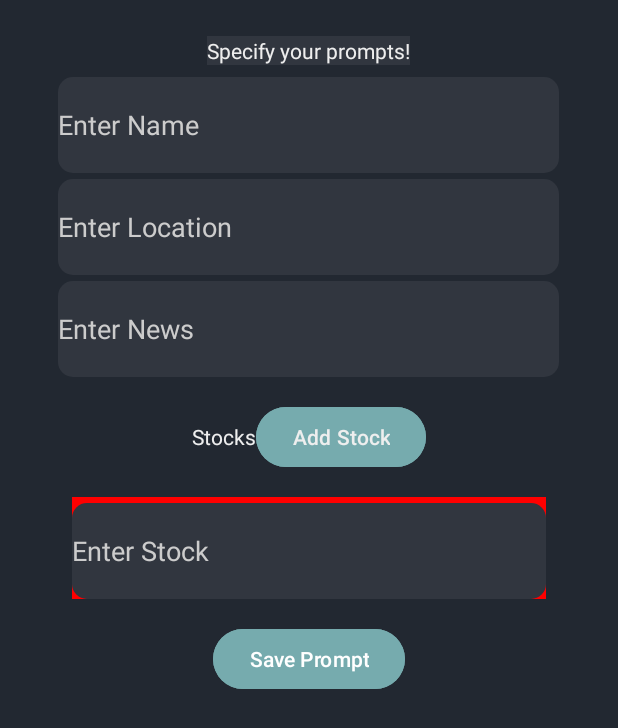
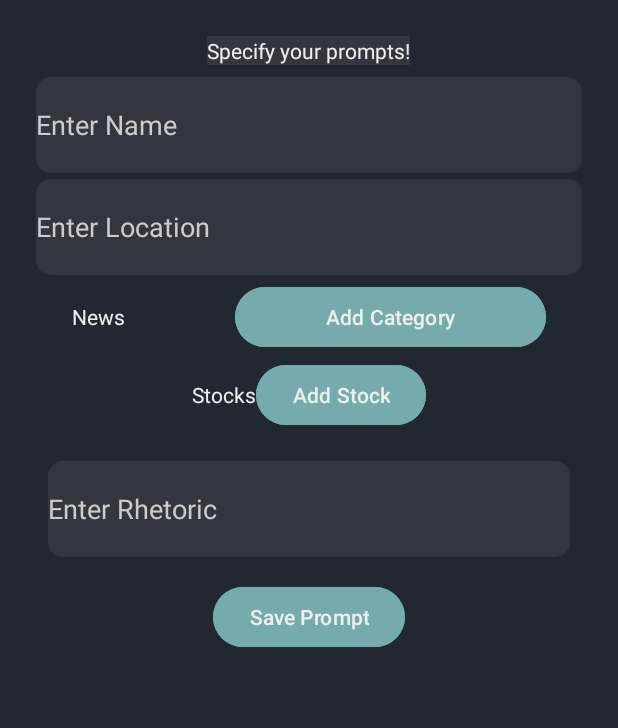
Before and after one commit to nippongun/AI-Assistant-App, an Android app: the AddPromptActivity screen opened directly, with no data from a screen before it, after a tap on "Save Prompt", on a phone screen of 412 x 824 dp. Shown: the top 728 px of the screen. Run offline under Robolectric (Android 15) with nearby library versions, the phone set to English and light mode, and no system bars.

Commit message:
Add JSON Utils, clean AddPromptActivity

```diff
--- a/AiAssistant/app/src/main/java/com/example/aiassistant/AddPromptActivity.kt
+++ b/AiAssistant/app/src/main/java/com/example/aiassistant/AddPromptActivity.kt
@@ -12,34 +12,32 @@ import android.widget.LinearLayout
 import android.widget.Toast
 import androidx.appcompat.app.AppCompatActivity
 import androidx.core.content.ContextCompat
-import org.json.JSONArray
-import org.json.JSONObject
-import java.io.File
-import java.io.FileWriter
 
 class AddPromptActivity : AppCompatActivity() {
-
+    private lateinit var newsContainer: LinearLayout
     private lateinit var stockContainer: LinearLayout
     private var lastAddedViewId: Int = View.NO_ID
-    private var stockTextList = mutableListOf<EditText>()
 
     override fun onCreate(savedInstanceState: Bundle?) {
         super.onCreate(savedInstanceState)
         setContentView(R.layout.activity_add_prompt)
 
         supportActionBar?.setDisplayHomeAsUpEnabled(true)
-
-        stockContainer = findViewById<LinearLayout>(R.id.stock_container)
+        newsContainer = findViewById<LinearLayout>(R.id.newsContainer)
+        stockContainer = findViewById<LinearLayout>(R.id.stockContainer)
         val addStockButton = findViewById<Button>(R.id.addStock)
+        val addNewsButton = findViewById<Button>(R.id.addNewsButton)
 
         val logButton = findViewById<Button>(R.id.logButton)
 
         logButton.setOnClickListener {
             saveToJson()
         }
-        addNewStockRow()
         addStockButton.setOnClickListener(){
             addNewStockRow()
+        }
+        addNewsButton.setOnClickListener(){
+            addNewNewsRow()
         }
     }
 
@@ -76,64 +74,72 @@ class AddPromptActivity : AppCompatActivity() {
         stockContainer.addView(newRow)
         Log.d("AddPromptActivity", "AddedRow: $newRow")
     }
-    private fun getStockEditTexts(): MutableList<EditText> {
-        val stockEditTexts = mutableListOf<EditText>()
+    private fun getStocksStrings(): List<String> {
+        val stockEditTexts = mutableListOf<String>()
 
         for (i in 0 until stockContainer.childCount) {
             val child = stockContainer.getChildAt(i)
             if (child is EditText) {
-                stockEditTexts.add(child)
+                stockEditTexts.add(child.text.toString())
             }
         }
 
         return stockEditTexts
     }
 
-    private fun saveToJson(){
-        val editName = findViewById<EditText>(R.id.editName)
-        val editLocation = findViewById<EditText>(R.id.editLocation)
-        val editNews = findViewById<EditText>(R.id.editNews)
-        stockTextList = getStockEditTexts()
+    private fun getNewsStrings(): List<String> {
+        val newsEditTexts = mutableListOf<String>()
 
-
-        val promptObject = JSONObject()
-        promptObject.put("name", editName.text.toString())
-        promptObject.put("location", editLocation.text.toString())
-
-        val stocksArray = JSONArray()
-        for(editText in stockTextList) {
-            val stockTicker = editText.text.toString().trim()
-            if(stockTicker.isNotEmpty()){
-                stocksArray.put(stockTicker)
+        for (i in 0 until newsContainer.childCount) {
+            val child = newsContainer.getChildAt(i)
+            if (child is EditText) {
+                newsEditTexts.add(child.text.toString())
             }
         }
-        promptObject.put("stocks", stocksArray)
+        return newsEditTexts
+    }
 
-        val newsCategoriesArray = JSONArray()
-        editNews.text.toString().split(",").forEach { category ->
-            val trimmedCategory = category.trim()
-            if (trimmedCategory.isNotEmpty()) {
-                newsCategoriesArray.put(trimmedCategory)
+    private fun addNewNewsRow(){
+        val newRow = EditText(this).apply {
+            val heightInPixels = TypedValue.applyDimension(TypedValue.COMPLEX_UNIT_DIP, 64f, resources.displayMetrics).toInt()
+            layoutParams = LinearLayout.LayoutParams(
+                ViewGroup.LayoutParams.MATCH_PARENT,
+                heightInPixels
+            ).apply {
+                val marginInPixels = TypedValue.applyDimension(
+                    TypedValue.COMPLEX_UNIT_DIP, 4f, resources.displayMetrics
+                ).toInt()
+                setMargins(0,marginInPixels,0,0)
             }
+            hint = "Enter News"
+            setEms(10)
+            background = ContextCompat.getDrawable(context,R.drawable.roundstyle)
+            backgroundTintList = ContextCompat.getColorStateList(context, R.color.element)
+            setTextColor(ContextCompat.getColor(context, R.color.text_color))
+            setHintTextColor(ContextCompat.getColor(context, R.color.gray_hint))
         }
-        promptObject.put("news_categories", newsCategoriesArray)
+        newsContainer.addView(newRow)
+        Log.d("AddPromptActivity", "AddedRow: $newRow")
+    }
 
-        val promptsArray = JSONArray()
-        promptsArray.put(promptObject)
+    private fun saveToJson(){
 
-        val jsonObject = JSONObject()
-        jsonObject.put("prompts", promptsArray)
+        val prompt: Prompt = Prompt(
+            name = findViewById<EditText>(R.id.editName).text.toString(),
+            location = findViewById<EditText>(R.id.editLocation).text.toString(),
+            stocks = getStocksStrings(),
+            news = getNewsStrings(),
+            rhetoric = findViewById<EditText>(R.id.editRhetoric).text.toString()
+        )
+        try {
+            Utils.appendPromptToJson(this,prompt)
+            Toast.makeText(this, "Prompt saved!", Toast.LENGTH_LONG).show()
+        } catch (e: Exception){
+            Toast.makeText(this,
+                "Error saving prompt: ${e.message}",
+                android.widget.Toast.LENGTH_LONG).show()
+        }
 
-        try {
-            val file = File(getExternalFilesDir(null), "prompts.json")
-            FileWriter(file).use {writer ->
-                writer.write(jsonObject.toString(2))
-            }
-            Toast.makeText(this, "Prompt saved!", Toast.LENGTH_LONG).show()
-        } catch (e: Exception) {
-            e.printStackTrace()
-            Toast.makeText(this, "Error saving prompt: ${e.message}", Toast.LENGTH_LONG).show()
 
     }
 }
-}
--- /dev/null
+++ b/AiAssistant/app/src/main/java/com/example/aiassistant/Prompt.kt
@@ -0,0 +1,13 @@
+package com.example.aiassistant
+
+data class PromptData(
+    val prompts: List<Prompt>
+)
+
+data class Prompt(
+    val name: String,
+    val location: String,
+    val stocks: List<String>,
+    val news: List<String>,
+    val rhetoric: String
+)
--- a/AiAssistant/app/src/main/java/com/example/aiassistant/PromptHandler.kt
+++ /dev/null
@@ -1,4 +0,0 @@
-package com.example.aiassistant
-
-class PromptHandler {
-}
--- a/AiAssistant/app/src/main/res/layout/activity_add_prompt.xml
+++ b/AiAssistant/app/src/main/res/layout/activity_add_prompt.xml
@@ -15,11 +15,11 @@
 
         <EditText
             android:id="@+id/editLocation"
-            android:layout_width="334dp"
+            android:layout_width="0dp"
             android:layout_height="64dp"
-            android:layout_marginStart="32dp"
+            android:layout_marginStart="8dp"
             android:layout_marginTop="4dp"
-            android:layout_marginEnd="32dp"
+            android:layout_marginEnd="8dp"
             android:background="@drawable/roundstyle"
             android:backgroundTint="@color/element"
             android:ems="10"
@@ -35,11 +35,11 @@
 
         <EditText
             android:id="@+id/editName"
-            android:layout_width="334dp"
+            android:layout_width="0dp"
             android:layout_height="64dp"
-            android:layout_marginStart="32dp"
+            android:layout_marginStart="8dp"
             android:layout_marginTop="8dp"
-            android:layout_marginEnd="32dp"
+            android:layout_marginEnd="8dp"
             android:autofillHints="your name"
             android:background="@drawable/roundstyle"
             android:backgroundTint="@color/element"
@@ -53,26 +53,6 @@
             app:layout_constraintHorizontal_bias="0.526"
             app:layout_constraintStart_toStartOf="parent"
             app:layout_constraintTop_toBottomOf="@+id/textview_first" />
-
-        <EditText
-            android:id="@+id/editNews"
-            android:layout_width="334dp"
-            android:layout_height="64dp"
-            android:layout_marginStart="32dp"
-            android:layout_marginTop="4dp"
-            android:layout_marginEnd="32dp"
-            android:background="@drawable/roundstyle"
-            android:backgroundTint="@color/element"
-            android:ems="10"
-            android:hint="Enter News"
-            android:importantForAutofill="no"
-            android:inputType="text"
-            android:textColor="#EEEEEE"
-            android:textColorHint="#CCCCCC"
-            app:layout_constraintEnd_toEndOf="parent"
-            app:layout_constraintHorizontal_bias="0.526"
-            app:layout_constraintStart_toStartOf="parent"
-            app:layout_constraintTop_toBottomOf="@+id/editLocation" />
 
 
         <TextView
@@ -97,25 +77,87 @@
             android:layout_below="@id/editLocation"
             android:layout_margin="16dp"
             android:layout_marginStart="32dp"
-            android:layout_marginTop="16dp"
+            android:layout_marginTop="4dp"
             android:layout_marginEnd="32dp"
             android:backgroundTint="@color/highlights"
             android:text="Save Prompt"
+            android:textColor="@color/text_color"
             app:layout_constraintEnd_toEndOf="parent"
             app:layout_constraintStart_toStartOf="parent"
-            app:layout_constraintTop_toBottomOf="@+id/linearLayout" />
+            app:layout_constraintTop_toBottomOf="@+id/editRhetoric" />
+
+        <EditText
+            android:id="@+id/editRhetoric"
+            android:layout_width="0dp"
+            android:layout_height="64dp"
+            android:layout_marginStart="16dp"
+            android:layout_marginTop="4dp"
+            android:layout_marginEnd="16dp"
+            android:background="@drawable/roundstyle"
+            android:backgroundTint="@color/element"
+            android:ems="10"
+            android:hint="Enter Rhetoric"
+            android:inputType="text"
+            android:textColorHint="@color/gray_hint"
+            app:layout_constraintEnd_toEndOf="parent"
+            app:layout_constraintStart_toStartOf="parent"
+            app:layout_constraintTop_toBottomOf="@+id/addStocks" />
 
         <LinearLayout
-            android:id="@+id/linearLayout"
+            android:id="@+id/addNews"
             android:layout_width="match_parent"
-            android:layout_height="wrap_content"
+            android:layout_height="match_parent"
             android:layout_marginStart="32dp"
-            android:layout_marginTop="16dp"
+            android:layout_marginTop="4dp"
             android:layout_marginEnd="32dp"
             android:orientation="vertical"
             app:layout_constraintEnd_toEndOf="parent"
             app:layout_constraintStart_toStartOf="parent"
-            app:layout_constraintTop_toBottomOf="@+id/editNews">
+            app:layout_constraintTop_toBottomOf="@+id/editLocation">
+
+            <LinearLayout
+                android:layout_width="match_parent"
+                android:layout_height="match_parent"
+                android:gravity="center"
+                android:orientation="horizontal">
+
+                <TextView
+                    android:id="@+id/addNewsTextView"
+                    android:layout_width="wrap_content"
+                    android:layout_height="wrap_content"
+                    android:layout_weight="1"
+                    android:text="News"
+                    android:textColor="@color/text_color" />
+
+                <Button
+                    android:id="@+id/addNewsButton"
+                    android:layout_width="wrap_content"
+                    android:layout_height="wrap_content"
+                    android:layout_weight="1"
+                    android:backgroundTint="@color/highlights"
+                    android:text="Add Category"
+                    android:textColor="@color/text_color" />
+
+            </LinearLayout>
+
+            <LinearLayout
+                android:id="@+id/newsContainer"
+                android:layout_width="match_parent"
+                android:layout_height="match_parent"
+                android:orientation="vertical"></LinearLayout>
+        </LinearLayout>
+
+        <LinearLayout
+            android:id="@+id/addStocks"
+            android:layout_width="match_parent"
+            android:layout_height="wrap_content"
+            android:layout_marginStart="32dp"
+            android:layout_marginTop="4dp"
+            android:layout_marginEnd="32dp"
+            android:orientation="vertical"
+            app:layout_constraintEnd_toEndOf="parent"
+            app:layout_constraintStart_toStartOf="parent"
+            app:layout_constraintTop_toBottomOf="@+id/addNews">
 
             <LinearLayout
                 android:layout_width="match_parent"
@@ -135,14 +177,13 @@
                     android:layout_width="wrap_content"
                     android:layout_height="wrap_content"
                     android:backgroundTint="@color/highlights"
-                    android:paddingLeft="24dp"
                     android:text="Add Stock"
                     android:textColor="@color/text_color" />
 
             </LinearLayout>
 
             <LinearLayout
-                android:id="@+id/stock_container"
+                android:id="@+id/stockContainer"
                 android:layout_width="match_parent"
                 android:layout_height="wrap_content"
                 android:layout_marginStart="0dp"
```
Also changed, not shown: AiAssistant/app/src/main/java/com/example/aiassistant/FirstFragment.kt (deleted, +0 -44 lines), AiAssistant/app/src/main/java/com/example/aiassistant/MainActivity.kt (+10 -17 lines), AiAssistant/app/src/main/java/com/example/aiassistant/SecondFragment.kt (deleted, +0 -44 lines), AiAssistant/app/src/main/java/com/example/aiassistant/Utils.kt (added, +210 -0 lines), AiAssistant/app/src/main/res/layout/activity_main.xml (+11 -14 lines), AiAssistant/app/src/main/res/layout/content_main.xml (+38 -9 lines), AiAssistant/app/src/main/res/layout/fragment_first.xml (deleted, +0 -35 lines), AiAssistant/app/src/main/res/layout/fragment_second.xml (deleted, +0 -35 lines), AiAssistant/app/src/main/res/navigation/nav_graph.xml (deleted, +0 -32 lines). Lines whose indentation alone changed are shown as unchanged.
